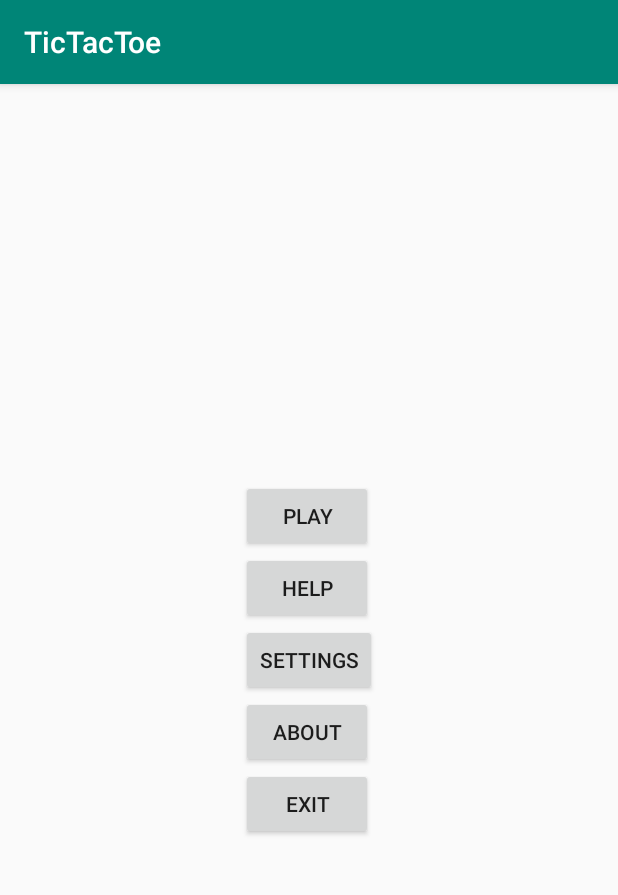
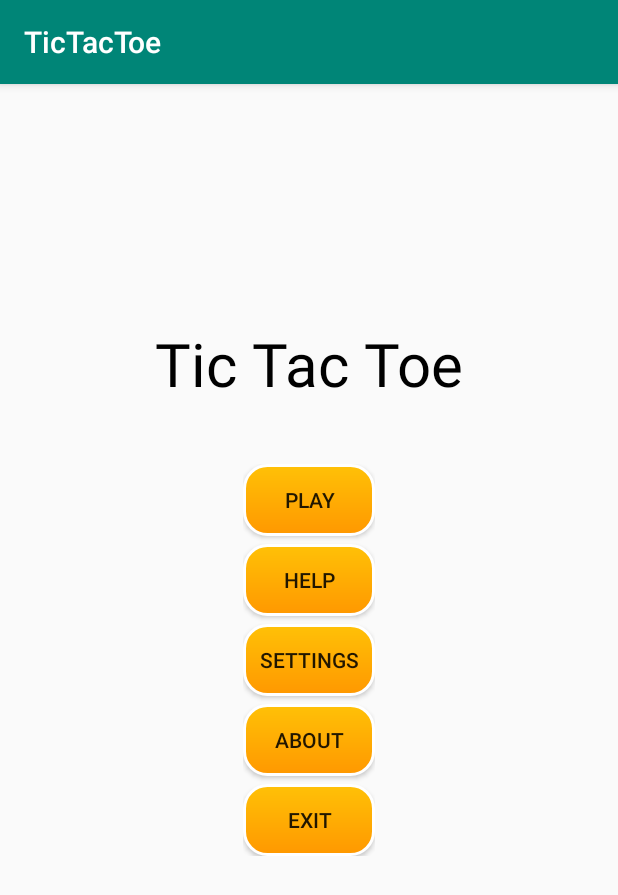
Before and after one commit to varunngoyal/TicTacToe, an Android app: the screen it shows after launch (MainActivity), on a phone screen of 412 x 824 dp. Shown: the top 895 px of the screen. Run offline under Robolectric (Android 15) with nearby library versions, the phone set to English and light mode, and no system bars.

Commit message:
Menu layout changed

```diff
--- /dev/null
+++ b/app/src/main/res/drawable/settings_button.xml
@@ -0,0 +1,24 @@
+<?xml version="1.0" encoding="utf-8"?>
+<shape xmlns:android="http://schemas.android.com/apk/res/android"
+    android:shape="rectangle">
+
+    <gradient
+        android:startColor="#FF9800"
+        android:endColor="#FFC107"
+        android:angle="90"/>
+
+    <padding
+        android:bottom="7dp"
+        android:top="7dp"
+        android:left="7dp"
+        android:right="7dp" />
+
+    <stroke
+        android:width="2dp"
+        android:color="#FFF"/>
+
+    <corners android:radius="15dp"/>
+
+
+
+</shape>
--- a/app/src/main/res/layout/activity_game.xml
+++ b/app/src/main/res/layout/activity_game.xml
@@ -17,6 +17,7 @@
             android:layout_width="wrap_content"
             android:layout_height="wrap_content"
             android:text="Reset"
+            android:background="@drawable/settings_button"
             android:layout_alignParentEnd="true"/>
         <!--        android:layout_centerVertical="true"-->
         <!--        android:layout_marginEnd="17dp"-->
--- a/app/src/main/res/layout/activity_main.xml
+++ b/app/src/main/res/layout/activity_main.xml
@@ -5,9 +5,22 @@
     android:layout_width="match_parent"
     android:layout_height="match_parent"
     android:orientation="vertical"
-    tools:context=".MainActivity">
+    tools:context=".MainActivity"
+    >
+
+    <TextView
+        android:layout_width="wrap_content"
+        android:layout_height="wrap_content"
+        android:text="Tic Tac Toe"
+        android:textSize="40dp"
+        android:textColor="#000000"
+
+        android:layout_centerHorizontal="true"
+        android:layout_above="@id/ll_menu"
+        android:layout_marginBottom="40dp"/>
 
     <LinearLayout
+        android:id="@+id/ll_menu"
         android:layout_width="wrap_content"
         android:layout_height="wrap_content"
         android:orientation="vertical"
@@ -18,18 +31,26 @@
             android:layout_width="wrap_content"
             android:layout_height="wrap_content"
             android:text="Play"
+            android:background="@drawable/settings_button"
+            android:layout_marginBottom="5dp"
             />
 
         <Button
             android:id="@+id/btn_help"
             android:layout_width="wrap_content"
             android:layout_height="wrap_content"
+            android:background="@drawable/settings_button"
+            android:layout_marginBottom="5dp"
+
             android:text="help"/>
 
         <Button
             android:id="@+id/btn_settings"
             android:layout_width="wrap_content"
             android:layout_height="wrap_content"
+            android:background="@drawable/settings_button"
+            android:layout_marginBottom="5dp"
+
             android:text="Settings"/>
 
         <Button
@@ -37,12 +58,17 @@
             android:layout_width="wrap_content"
             android:layout_height="wrap_content"
             android:layout_below="@id/btn_help"
+            android:background="@drawable/settings_button"
+            android:layout_marginBottom="5dp"
+
             android:text="about"/>
 
         <Button
             android:id="@+id/btn_exit"
             android:layout_width="wrap_content"
             android:layout_height="wrap_content"
+            android:background="@drawable/settings_button"
+
             android:text="exit"/>
 
     </LinearLayout>
```
